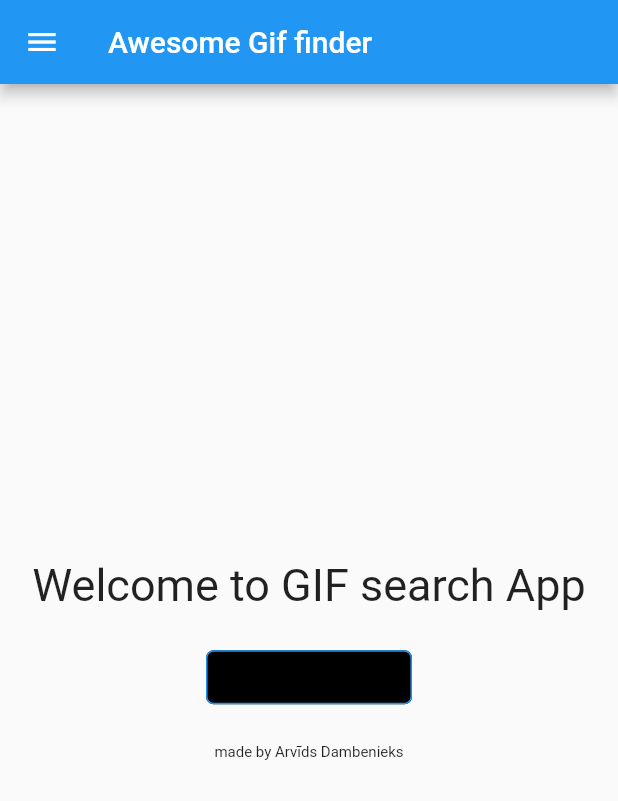
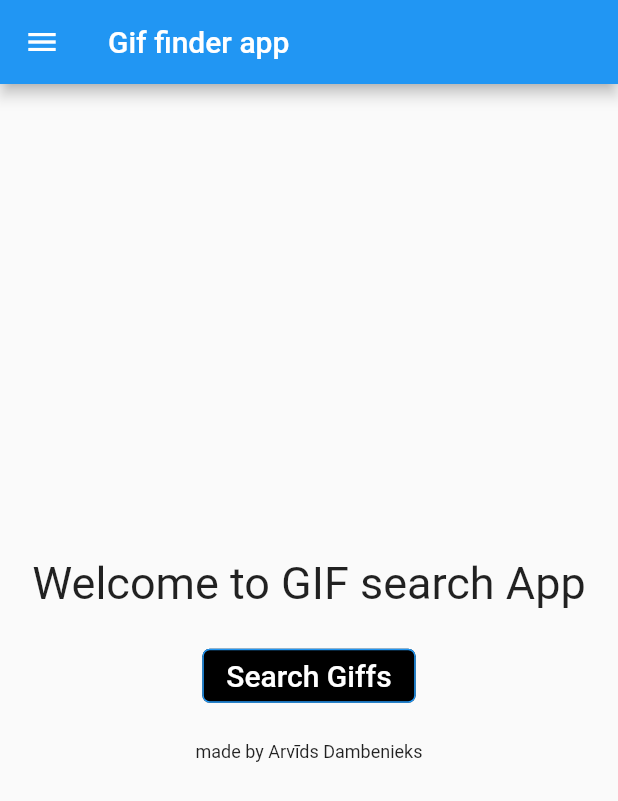
Before and after one commit to ArvidsD/Gif_finder_FINAL, a Flutter app: the screen it shows after launch, on a phone screen of 412 x 824 dp. Shown: the top 801 px of the screen. Run offline on Flutter 3.47's test engine with Material 2 defaults, Android fonts, the phone set to English and light mode, and no system bars; our stand-ins replace transparent_image, velocity_x; missing offline and left inert: giphy_picker.

Commit message:
some edits

```diff
--- a/lib/helpFunctions/menu_navigator.dart
+++ b/lib/helpFunctions/menu_navigator.dart
@@ -6,6 +6,8 @@ import '../main.dart';
 import '../page/GifSearchPageNew.dart';
 /******************************************************************/
 //Navigator inspired from https://www.youtube.com/watch?v=ts9n211n8ZU&ab_channel=JohannesMilke
+
+
 class menu_navigator extends StatelessWidget{
 
   @override
@@ -19,6 +21,7 @@ class menu_navigator extends StatelessWidget{
         child: ListView(
           children: <Widget>[
 Text("Menu", style: TextStyle(fontSize: 40),).px20().py20(),
+
             menu_item(
               item_text:'Home',
               item_icon: Icons.home,
@@ -34,6 +37,7 @@ Text("Menu", style: TextStyle(fontSize: 40),).px20().py20(),
       ),
     );
   }
+  //menu object - will make next drawer items in same style.
   Widget menu_item({
     required String item_text,
     required IconData item_icon,
@@ -47,6 +51,8 @@ Text("Menu", style: TextStyle(fontSize: 40),).px20().py20(),
     );
 
   }
+
+  //navigation function
   void clicked_item(BuildContext context, int index){
     Navigator.of(context).pop();
     switch(index){
--- a/lib/main.dart
+++ b/lib/main.dart
@@ -14,6 +14,7 @@ import 'package:http/http.dart';
  * Results Displayer - in grid
  * Simple UI
  *
+ * included dark and light theme
  *
  * Currently I have bug, when user scrolls to bottom of the grid, and new items
  * are loaded, then user is redirected to top of the list. looking for solution.
@@ -40,8 +41,9 @@ class MyApp extends StatelessWidget{
         darkTheme: ThemeData(
           brightness: Brightness.dark
         ),
+
         themeMode: ThemeMode.system,
-        title: "Gif finder 3000",
+        title: "Gif finder",
         home: HomePage(),
 
 
--- a/lib/page/mainPage.dart
+++ b/lib/page/mainPage.dart
@@ -22,7 +22,7 @@ class _HomePageState extends State<HomePage>{
   Widget build(BuildContext context){
     return Scaffold(
       appBar: AppBar(
-        title: Text("Awesome Gif finder"),
+        title: Text("Gif finder app"),
 
       ),
 
@@ -48,11 +48,11 @@ class _HomePageState extends State<HomePage>{
                     style: BorderStyle.solid
                 ), borderRadius: BorderRadius.circular(5)),
                 onPressed: () {    Navigator.of(context).push(MaterialPageRoute(builder: (context)=>GifSearchPage2())); },
-                child: Text("SearchGiffs",
-                style: TextStyle(fontSize: 20))).py20(),
+                child: Text("Search Giffs",
+                style: TextStyle(fontSize: 20,color: Colors.white))).py20(),
             Text("made by Arvīds Dambenieks",
                 textAlign: TextAlign.center,
-                style: const TextStyle(fontSize: 10,
+                style: const TextStyle(fontSize: 12,
                 ) ).centered()
           ]
       ),
```
